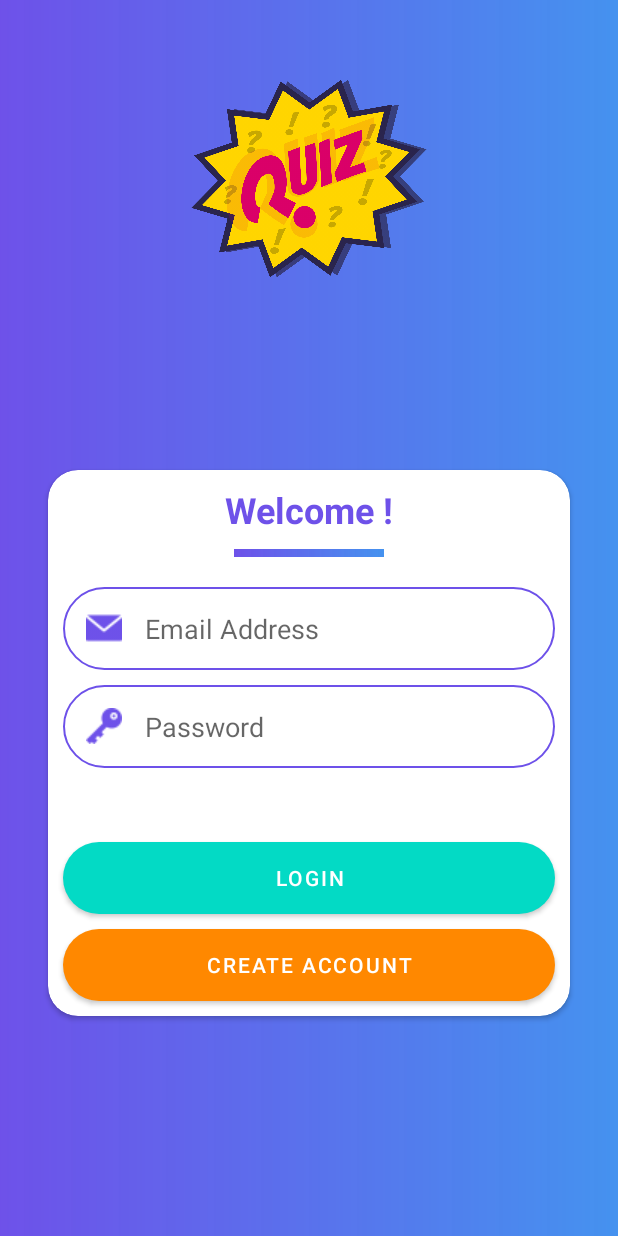
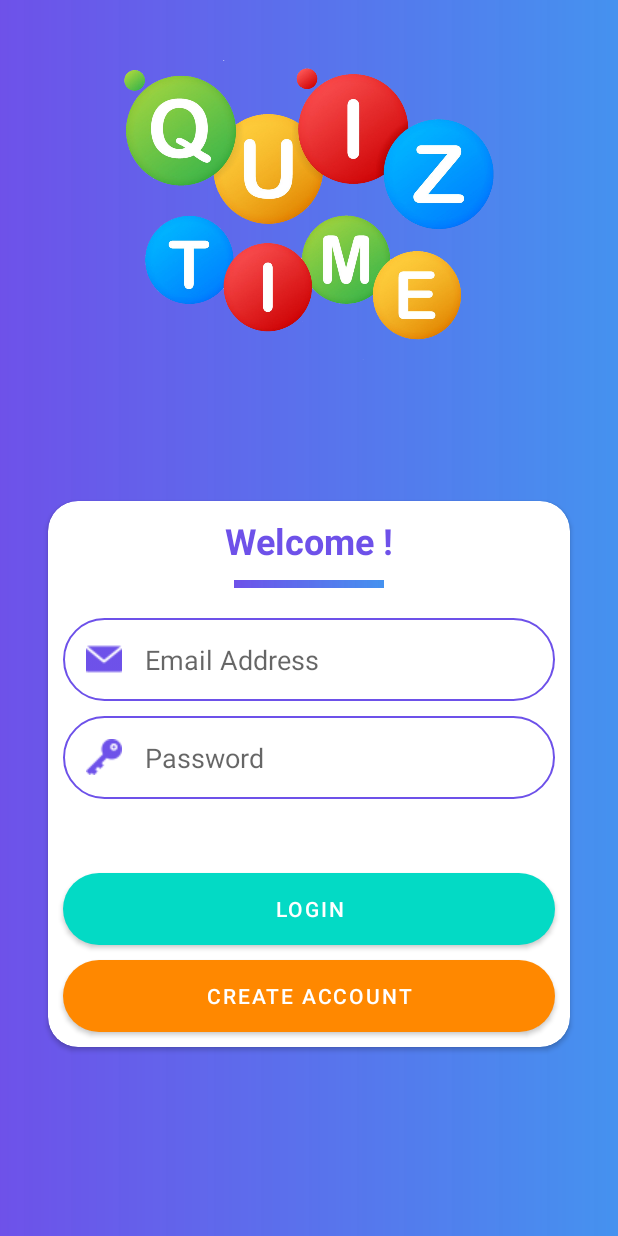
Before and after one commit to ghanshyamz/QuizGame, an Android app: the screen it shows after launch (LoginActivity), on a phone screen of 412 x 824 dp. Run offline under Robolectric (Android 15) with nearby library versions, the phone set to English and light mode, and no system bars; our stand-ins replace Firebase (no records; nobody signed in at launch, a user with empty details on screens opened directly); Roboto replaces fonts that are not available here.

Commit message:
commit in app logo changed

```diff
--- a/app/src/main/res/layout/activity_login.xml
+++ b/app/src/main/res/layout/activity_login.xml
@@ -9,13 +9,13 @@
 
     <ImageView
         android:id="@+id/imageView2"
-        android:layout_width="345dp"
-        android:layout_height="158dp"
+        android:layout_width="381dp"
+        android:layout_height="200dp"
         android:layout_marginTop="40dp"
         app:layout_constraintEnd_toEndOf="parent"
         app:layout_constraintStart_toStartOf="parent"
         app:layout_constraintTop_toTopOf="parent"
-        app:srcCompat="@drawable/quizmelogo" />
+        app:srcCompat="@drawable/quiz_time1" />
 
     <androidx.cardview.widget.CardView
         android:layout_width="match_parent"
--- a/app/src/main/res/layout/activity_signup.xml
+++ b/app/src/main/res/layout/activity_signup.xml
@@ -9,13 +9,13 @@
 
     <ImageView
         android:id="@+id/imageView"
-        android:layout_width="345dp"
-        android:layout_height="158dp"
+        android:layout_width="387dp"
+        android:layout_height="164dp"
         android:layout_marginTop="40dp"
         app:layout_constraintEnd_toEndOf="parent"
         app:layout_constraintStart_toStartOf="parent"
         app:layout_constraintTop_toTopOf="parent"
-        app:srcCompat="@drawable/quizmelogo" />
+        app:srcCompat="@drawable/quiz_time1" />
 
     <androidx.cardview.widget.CardView
         android:layout_width="match_parent"
```
Also changed, not shown: app/src/main/res/drawable/quiz_time1.png (added).
